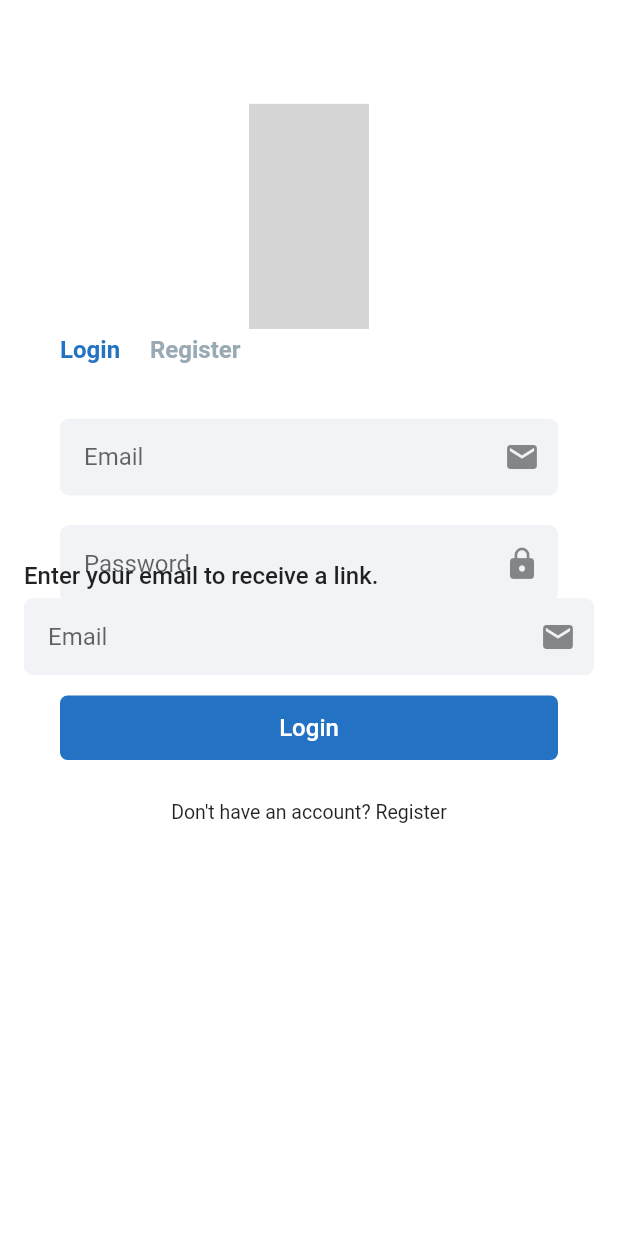
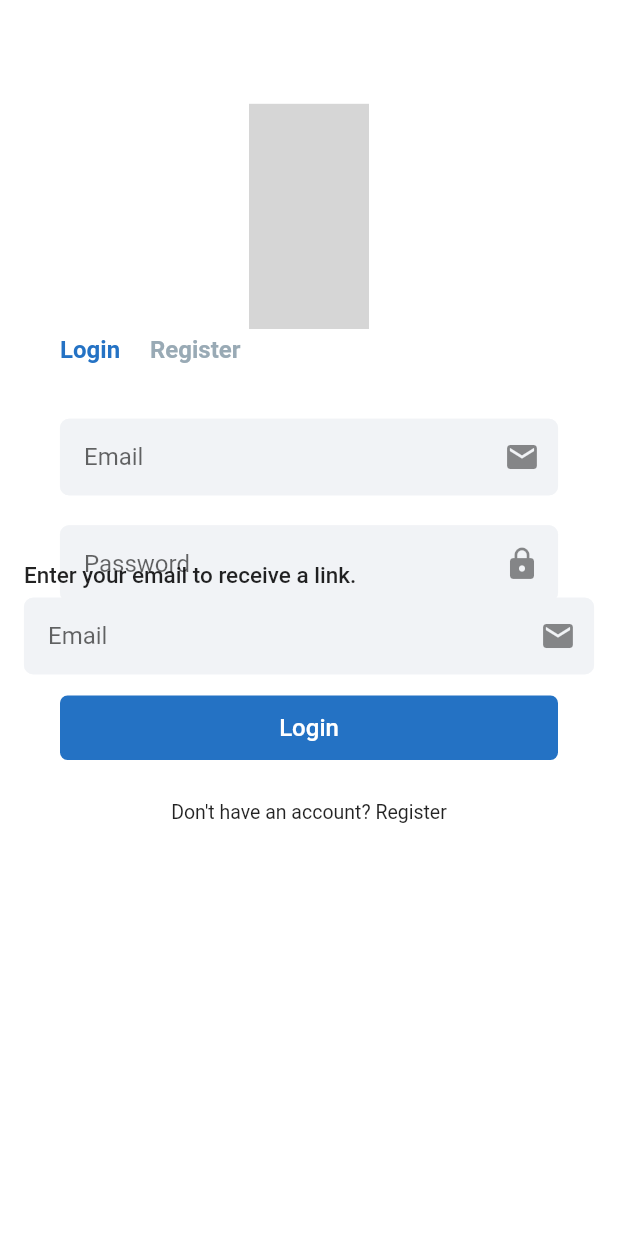
Before and after one commit to AymanProjects/SafeDine, a Flutter app: the AuthScreen screen opened directly, after a tap on "forgot password?", on a phone screen of 412 x 824 dp. Run offline on Flutter 3.47's test engine with Material 2 defaults, Android fonts, the phone set to English and light mode, and no system bars; drawn by our look-alikes of flash; our stand-ins replace cached_network_image, cloud_firestore, firebase_auth, flutter_screenutil, flutter_svg, font_awesome_flutter and 1 more; missing offline and left inert: majascan; accounts and stored records are empty; grey boxes are pictures that could not be loaded.

Commit message:
Fixed a bug where keyboard closes after a snackbar appears

```diff
--- a/lib/Models/Order.dart
+++ b/lib/Models/Order.dart
@@ -141,11 +141,7 @@ class Order implements DatabaseModel {
   }
 
   setStatus(String value) {
-    try {
-      if (value != null) _status = value.substring(value.indexOf('.') + 1);
-    } catch (e) {
-      print(e.toString());
-    }
+    if (value != null) _status = value.substring(value.indexOf('.') + 1);
   }
 
   @override
--- a/lib/Screens/Authentication/widgets/AuthTabView.dart
+++ b/lib/Screens/Authentication/widgets/AuthTabView.dart
@@ -75,9 +75,17 @@ class _AuthPageViewState extends State<AuthPageView> {
                     child: Align(
                         alignment: Alignment.centerRight,
                         child: InkWell(
+                          child: Text(
+                            'forgot password?',
+                            style: TextStyle(
+                                fontSize: 13,
+                                color: Theme.of(context).primaryColor),
+                          ),
                           highlightColor: Colors.transparent,
                           onTap: () {
+
                             SafeDineSnackBar.showTextFieldDialog(
+                              initialData: _email,
                               context: context,
                               message: 'Enter your email to receive a link.',
                               negativeActionText: Text(
@@ -99,9 +107,9 @@ class _AuthPageViewState extends State<AuthPageView> {
                                     controller.dismiss();
                                   }
                                   SafeDineSnackBar.showNotification(
-                                  context: context,
-                                  msg: 'Email has been sent  ✉️',
-                                  type: SnackbarType.Success,
+                                    context: context,
+                                    msg: 'Email has been sent  ✉️',
+                                    type: SnackbarType.Success,
                                   );
                                 } on PlatformException catch (e) {
                                   SafeDineSnackBar.showNotification(
@@ -114,12 +122,6 @@ class _AuthPageViewState extends State<AuthPageView> {
                               },
                             );
                           },
-                          child: Text(
-                            'forgot password?',
-                            style: TextStyle(
-                                fontSize: 13,
-                                color: Theme.of(context).primaryColor),
-                          ),
                         )),
                   )
                 : SizedBox(),
@@ -170,7 +172,6 @@ class _AuthPageViewState extends State<AuthPageView> {
             exception); //firebase exception happened
         SafeDineSnackBar.showNotification(
             context: context, type: SnackbarType.Error, msg: msg);
-        print(exception.toString());
       } catch (e) {
         SafeDineSnackBar.showNotification(
             context: context,
--- a/lib/Screens/QR/QRScreen.dart
+++ b/lib/Screens/QR/QRScreen.dart
@@ -116,7 +116,6 @@ class _QRScreenState extends State<QRScreen> {
         ),
       );
     } on PlatformException catch (exception) {
-      print(exception.toString());
       String msg;
       if (exception.code == MajaScan.CameraAccessDenied)
         msg = 'Camera permission is denied';
@@ -128,7 +127,6 @@ class _QRScreenState extends State<QRScreen> {
         type: SnackbarType.Error,
       );
     } catch (ex) {
-      print(ex.toString());
       SafeDineSnackBar.showNotification(
         msg: 'Incomplete scan, please try again',
         context: context,
--- a/lib/Widgets/SafeDineSnackBar.dart
+++ b/lib/Widgets/SafeDineSnackBar.dart
@@ -182,6 +182,7 @@ class SafeDineSnackBar {
 
   //
   static void showTextFieldDialog({
+    @required String initialData,
     @required BuildContext context,
     @required String message,
     @required Widget positiveActionText,
@@ -189,7 +190,7 @@ class SafeDineSnackBar {
     @required Widget negativeActionText,
     @required Function negativeAction,
   }) {
-    String textFieldValue = '';
+    String textFieldValue = initialData;
     final _formKey = GlobalKey<FormState>();
     bool _loading = false;
     showFlash(
@@ -209,12 +210,13 @@ class SafeDineSnackBar {
                 title: Text(
                   message,
                   style: TextStyle(
-                    fontSize: 16,
+                    fontSize: 15,
                   ),
                 ),
                 message: Form(
                   key: _formKey,
                   child: SafeDineField(
+                    initialValue: initialData,
                     validator: (val) => Validations.emailValidation(val),
                     hintText: 'Email',
                     icon: Icon(Icons.email),
@@ -231,10 +233,10 @@ class SafeDineSnackBar {
                         InkWell(
                             onTap: () {
                               if (negativeAction != null) negativeAction();
-                              if (controller?.isDisposed == false)
-                                FocusScope.of(context)
-                                    .requestFocus(FocusNode());
-                              controller.dismiss();
+                              if (controller?.isDisposed == false) {
+                                controller.dismiss();
+                              }
+                              FocusScope.of(context).requestFocus(FocusNode());
                             },
                             child: negativeActionText),
                         SizedBox(
--- a/pubspec.yaml
+++ b/pubspec.yaml
@@ -26,7 +26,8 @@ dependencies:
   firebase_auth: 0.16.1
   cloud_firestore: 0.13.4
   provider: 4.3.1
-  flash: 1.3.1
+  flash:
+    path: ./flash-1.3.1
   flutter_screenutil: 4.0.2+3
   tab_indicator_styler: ^1.0.0
   cached_network_image: ^2.5.0
```
Also changed, not shown: 1 other file.
